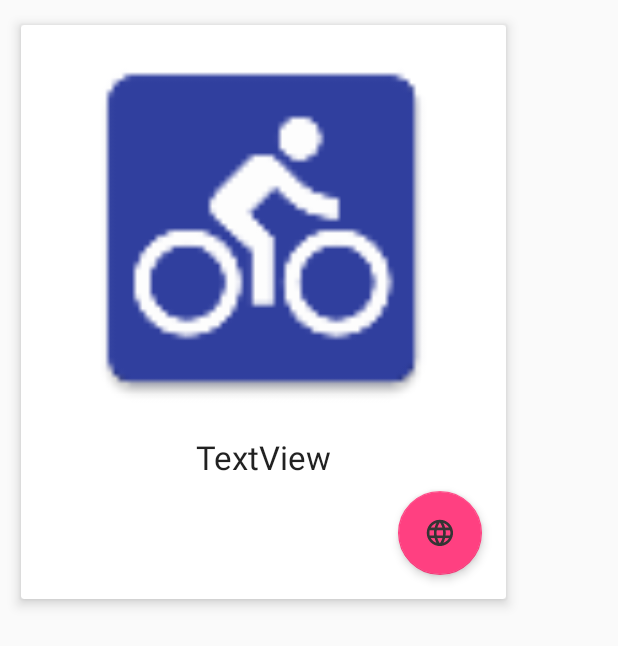
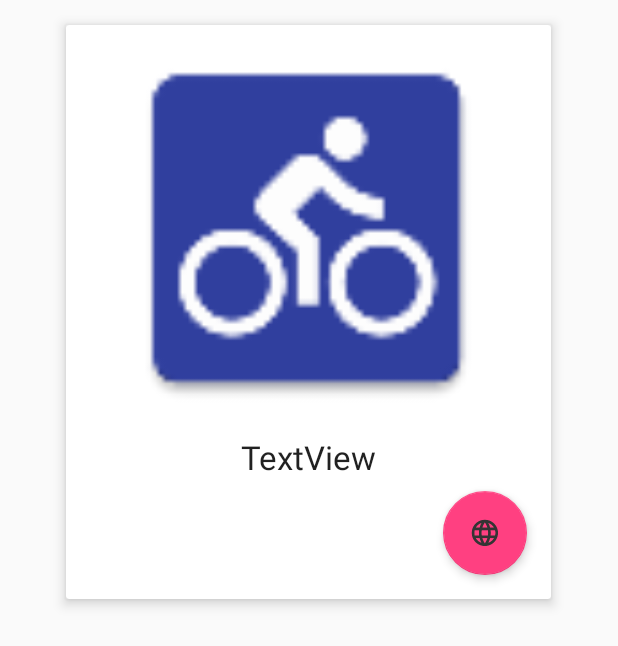
Before and after one commit to dmutlu/BikeRentalDEM, an Android app: the layout bike_cards.xml on its own in the app's theme, with its tools: preview values and no code run, on a phone screen of 412 x 824 dp. Shown: the top 646 px of the screen. Run offline under Robolectric (Android 15) with nearby library versions, the phone set to English and light mode, and no system bars.

Commit message:
Card layout alignment fixes.

```diff
--- a/app/src/main/res/layout/bike_cards.xml
+++ b/app/src/main/res/layout/bike_cards.xml
@@ -3,7 +3,7 @@
         xmlns:android="http://schemas.android.com/apk/res/android"
         xmlns:card_view="http://schemas.android.com/apk/res-auto"
         xmlns:tools="http://schemas.android.com/tools"
-        android:layout_width="wrap_content"
+        android:layout_width="match_parent"
         android:layout_height="wrap_content"
         android:orientation="vertical"
         android:tag="cards main container">
@@ -19,7 +19,7 @@
             card_view:layout_constraintRight_toRightOf="parent" tools:layout_constraintLeft_creator="1"
             card_view:layout_constraintLeft_toLeftOf="parent"
             android:layout_marginLeft="8dp" android:layout_marginRight="8dp"
-            card_view:layout_constraintTop_toTopOf="parent"
+            card_view:layout_constraintTop_toTopOf="parent" android:layout_gravity="center"
             android:layout_marginTop="8dp" card_view:layout_constraintBottom_toBottomOf="parent"
             android:layout_marginBottom="8dp" card_view:cardCornerRadius="2dp"
             card_view:layout_constraintVertical_bias="0.0" card_view:layout_constraintHorizontal_bias="0.0">
```
